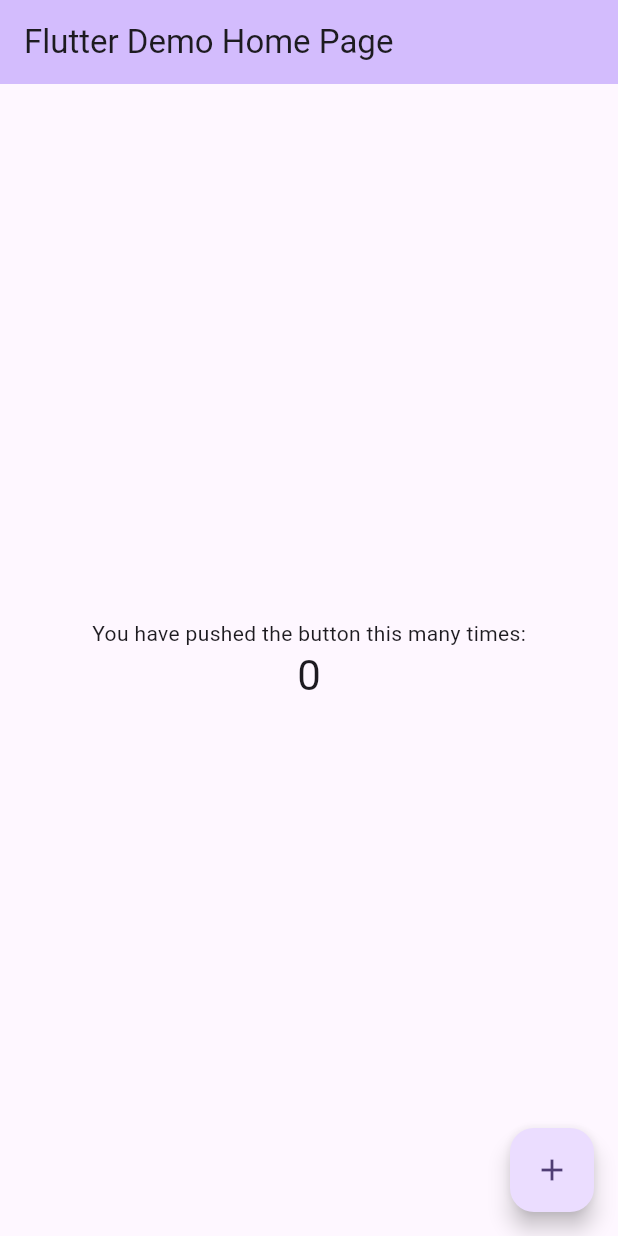
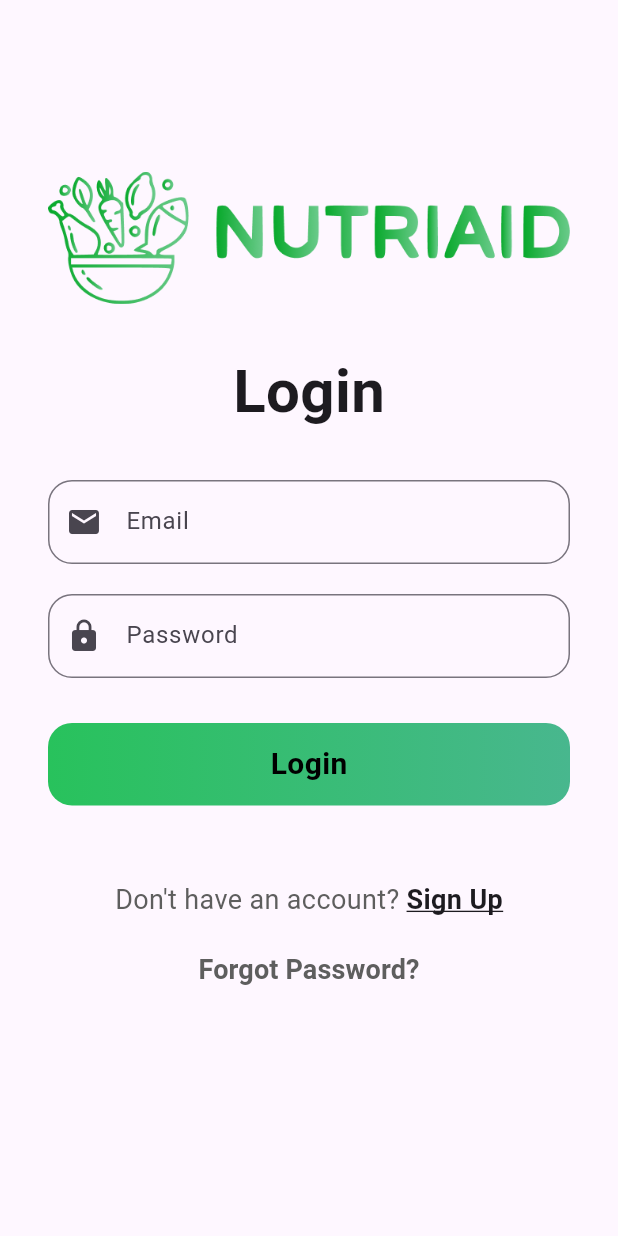
Before and after one commit to QoSz/Nutriaid, a Flutter app: the screen it shows after launch, on a phone screen of 412 x 824 dp. Run offline on Flutter 3.47's test engine with Material 3 defaults, Android fonts, the phone set to English and light mode, and no system bars.

Commit message:
Completed login page

```diff
--- a/lib/main.dart
+++ b/lib/main.dart
@@ -1,4 +1,6 @@
 import 'package:flutter/material.dart';
+import 'package:nutriaid/pages/login_page.dart';
+import 'package:nutriaid/pages/register_page.dart';
 
 void main() {
   runApp(const MyApp());
@@ -7,119 +9,16 @@
 class MyApp extends StatelessWidget {
   const MyApp({super.key});
 
-  // This widget is the root of your application.
   @override
   Widget build(BuildContext context) {
     return MaterialApp(
-      title: 'Flutter Demo',
-      theme: ThemeData(
-        // This is the theme of your application.
-        //
-        // TRY THIS: Try running your application with "flutter run". You'll see
-        // the application has a purple toolbar. Then, without quitting the app,
-        // try changing the seedColor in the colorScheme below to Colors.green
-        // and then invoke "hot reload" (save your changes or press the "hot
-        // reload" button in a Flutter-supported IDE, or press "r" if you used
-        // the command line to start the app).
-        //
-        // Notice that the counter didn't reset back to zero; the application
-        // state is not lost during the reload. To reset the state, use hot
-        // restart instead.
-        //
-        // This works for code too, not just values: Most code changes can be
-        // tested with just a hot reload.
-        colorScheme: ColorScheme.fromSeed(seedColor: Colors.deepPurple),
-        useMaterial3: true,
-      ),
-      home: const MyHomePage(title: 'Flutter Demo Home Page'),
+      debugShowCheckedModeBanner: false,
+      title: 'NutriAid',
+      home: const LoginPage(),
+      routes: {
+        '/login': (context) => const LoginPage(),
+        '/register': (context) => const RegisterPage(),
+      },
     );
   }
 }
-
-class MyHomePage extends StatefulWidget {
-  const MyHomePage({super.key, required this.title});
-
-  // This widget is the home page of your application. It is stateful, meaning
-  // that it has a State object (defined below) that contains fields that affect
-  // how it looks.
-
-  // This class is the configuration for the state. It holds the values (in this
-  // case the title) provided by the parent (in this case the App widget) and
-  // used by the build method of the State. Fields in a Widget subclass are
-  // always marked "final".
-
-  final String title;
-
-  @override
-  State<MyHomePage> createState() => _MyHomePageState();
-}
-
-class _MyHomePageState extends State<MyHomePage> {
-  int _counter = 0;
-
-  void _incrementCounter() {
-    setState(() {
-      // This call to setState tells the Flutter framework that something has
-      // changed in this State, which causes it to rerun the build method below
-      // so that the display can reflect the updated values. If we changed
-      // _counter without calling setState(), then the build method would not be
-      // called again, and so nothing would appear to happen.
-      _counter++;
-    });
-  }
-
-  @override
-  Widget build(BuildContext context) {
-    // This method is rerun every time setState is called, for instance as done
-    // by the _incrementCounter method above.
-    //
-    // The Flutter framework has been optimized to make rerunning build methods
-    // fast, so that you can just rebuild anything that needs updating rather
-    // than having to individually change instances of widgets.
-    return Scaffold(
-      appBar: AppBar(
-        // TRY THIS: Try changing the color here to a specific color (to
-        // Colors.amber, perhaps?) and trigger a hot reload to see the AppBar
-        // change color while the other colors stay the same.
-        backgroundColor: Theme.of(context).colorScheme.inversePrimary,
-        // Here we take the value from the MyHomePage object that was created by
-        // the App.build method, and use it to set our appbar title.
-        title: Text(widget.title),
-      ),
-      body: Center(
-        // Center is a layout widget. It takes a single child and positions it
-        // in the middle of the parent.
-        child: Column(
-          // Column is also a layout widget. It takes a list of children and
-          // arranges them vertically. By default, it sizes itself to fit its
-          // children horizontally, and tries to be as tall as its parent.
-          //
-          // Column has various properties to control how it sizes itself and
-          // how it positions its children. Here we use mainAxisAlignment to
-          // center the children vertically; the main axis here is the vertical
-          // axis because Columns are vertical (the cross axis would be
-          // horizontal).
-          //
-          // TRY THIS: Invoke "debug painting" (choose the "Toggle Debug Paint"
-          // action in the IDE, or press "p" in the console), to see the
-          // wireframe for each widget.
-          mainAxisAlignment: MainAxisAlignment.center,
-          children: <Widget>[
-            const Text(
-              'You have pushed the button this many times:',
-            ),
-            Text(
-              '$_counter',
-              style: Theme.of(context).textTheme.headlineMedium,
-            ),
-          ],
-        ),
-      ),
-      floatingActionButton: FloatingActionButton(
-        onPressed: _incrementCounter,
-        tooltip: 'Increment',
-        child: const Icon(Icons.add),
-      ), // This trailing comma makes auto-formatting nicer for build methods.
-    );
-  }
-}
--- /dev/null
+++ b/lib/pages/login_page.dart
@@ -0,0 +1,127 @@
+import 'package:flutter/material.dart';
+
+class LoginPage extends StatelessWidget {
+  const LoginPage({super.key});
+
+  @override
+  Widget build(BuildContext context) {
+    return Scaffold(
+      body: SafeArea(
+        child: SingleChildScrollView(
+          // Allows the content to be scrollable
+          physics:
+              const BouncingScrollPhysics(), // Optional: Adds iOS-like bounce effect
+          child: Padding(
+            padding: const EdgeInsets.all(32.0),
+            child: Column(
+              mainAxisSize:
+                  MainAxisSize.min, // Use minimum space required by children
+              mainAxisAlignment: MainAxisAlignment.center,
+              children: [
+                SizedBox(
+                    height: MediaQuery.of(context).size.height *
+                        0.1), // Dynamically sized space
+                Image.asset('assets/images/logo.png'),
+                const SizedBox(height: 30.0),
+                const Text(
+                  'Login',
+                  style: TextStyle(
+                    fontSize: 40.0,
+                    fontWeight: FontWeight.bold,
+                  ),
+                ),
+                const SizedBox(height: 30.0),
+                TextField(
+                  decoration: InputDecoration(
+                    labelText: 'Email',
+                    border: OutlineInputBorder(
+                      borderRadius: BorderRadius.circular(16.0),
+                    ),
+                    prefixIcon: const Icon(Icons.email),
+                  ),
+                  keyboardType: TextInputType.emailAddress,
+                ),
+                const SizedBox(height: 20.0),
+                TextField(
+                  decoration: InputDecoration(
+                    labelText: 'Password',
+                    border: OutlineInputBorder(
+                      borderRadius: BorderRadius.circular(16.0),
+                    ),
+                    prefixIcon: const Icon(Icons.lock),
+                  ),
+                  obscureText: true,
+                ),
+                const SizedBox(height: 30.0),
+                Container(
+                  width: double.infinity,
+                  height: 55.0,
+                  decoration: BoxDecoration(
+                    borderRadius: BorderRadius.circular(16.0),
+                    gradient: const LinearGradient(
+                      colors: [Color(0xFF28C25C), Color(0xFF48B78E)],
+                      begin: Alignment.centerLeft,
+                      end: Alignment.centerRight,
+                    ),
+                  ),
+                  child: InkWell(
+                    onTap: () {},
+                    child: const Center(
+                      child: Text(
+                        'Login',
+                        style: TextStyle(
+                          fontSize: 20.0,
+                          fontWeight: FontWeight.bold,
+                          color: Colors.black,
+                        ),
+                      ),
+                    ),
+                  ),
+                ),
+                const SizedBox(height: 50.0),
+                Row(
+                  mainAxisAlignment: MainAxisAlignment.center,
+                  children: [
+                    const Text(
+                      "Don't have an account? ",
+                      style: TextStyle(
+                        fontSize: 18.0,
+                        color: Color.fromARGB(255, 94, 94, 94),
+                      ),
+                    ),
+                    GestureDetector(
+                      onTap: () => Navigator.pushNamed(context, '/register'),
+                      child: const Text(
+                        'Sign Up',
+                        style: TextStyle(
+                          decoration: TextDecoration.underline,
+                          fontWeight: FontWeight.bold,
+                          fontSize: 18.0,
+                        ),
+                      ),
+                    ),
+                  ],
+                ),
+                const SizedBox(height: 10.0),
+                TextButton(
+                  onPressed: () {},
+                  child: const Text(
+                    "Forgot Password?",
+                    style: TextStyle(
+                      color: Color.fromARGB(255, 94, 94, 94),
+                      fontWeight: FontWeight.bold,
+                      fontSize: 18.0,
+                    ),
+                  ),
+                ),
+                SizedBox(
+                    height: MediaQuery.of(context).size.height *
+                        0.1), // Dynamically sized space
+              ],
+            ),
+          ),
+        ),
+      ),
+    );
+  }
+}
--- /dev/null
+++ b/lib/pages/register_page.dart
@@ -0,0 +1,14 @@
+import 'package:flutter/material.dart';
+
+class RegisterPage extends StatelessWidget {
+  const RegisterPage({super.key});
+
+  @override
+  Widget build(BuildContext context) {
+    return const Scaffold(
+      body: Center(
+        child: Text('Register Page Test'),
+      ),
+    );
+  }
+}
--- a/pubspec.yaml
+++ b/pubspec.yaml
@@ -59,7 +59,8 @@ flutter:
   uses-material-design: true
 
   # To add assets to your application, add an assets section, like this:
-  # assets:
+  assets:
+    - assets/images/
   #   - images/a_dot_burr.jpeg
   #   - images/a_dot_ham.jpeg
 
```
Also changed, not shown: assets/images/logo.png (added).
